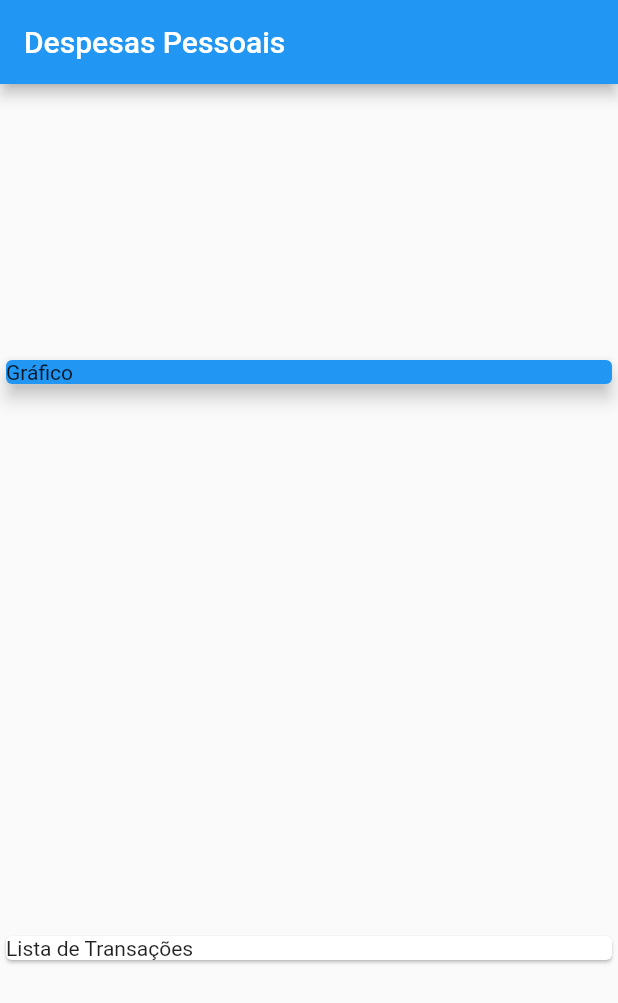
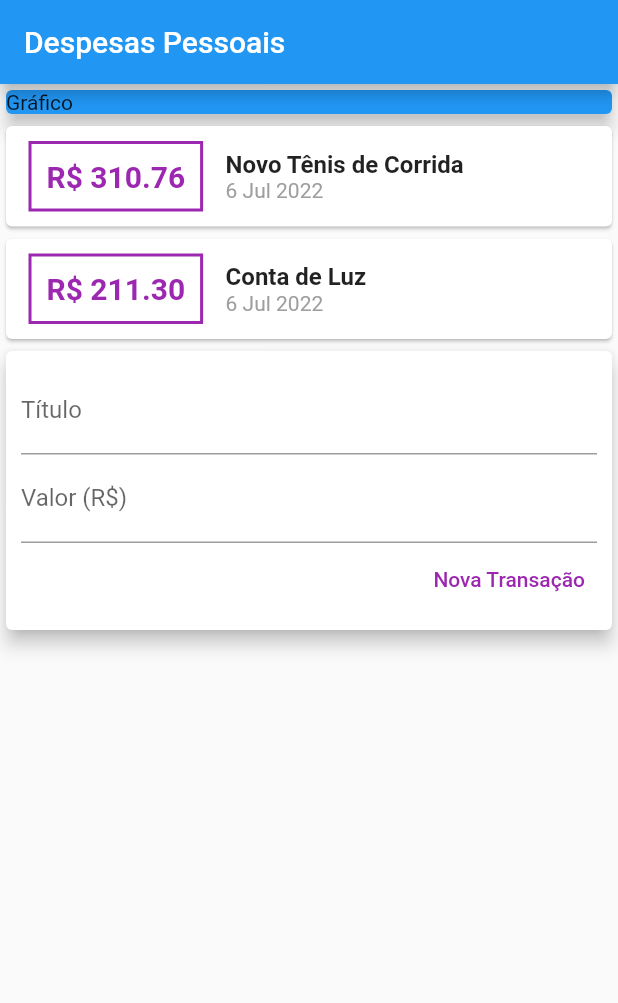
Before and after one commit to CodeAkio/expenses_flutter, a Flutter app: the screen it shows after launch, on a phone screen of 412 x 824 dp. Shown: the top 1003 px of the screen. Run offline on Flutter 3.47's test engine with Material 2 defaults, Android fonts, the phone set to English and light mode, and no system bars.

Commit message:
Add transaction user component

```diff
--- /dev/null
+++ b/lib/components/transaction_form.dart
@@ -0,0 +1,49 @@
+import 'package:flutter/material.dart';
+
+class TransactionForm extends StatelessWidget {
+  final titleController = TextEditingController();
+  final valueController = TextEditingController();
+
+  final void Function(String, double) onSubmit;
+
+  TransactionForm({Key? key, required this.onSubmit}) : super(key: key);
+
+  @override
+  Widget build(BuildContext context) {
+    return Card(
+      elevation: 5,
+      child: Padding(
+        padding: EdgeInsets.all(10),
+        child: Column(
+          children: [
+            TextField(
+              controller: titleController,
+              decoration: InputDecoration(labelText: 'Título'),
+            ),
+            TextField(
+              controller: valueController,
+              decoration: InputDecoration(labelText: 'Valor (R\$)'),
+            ),
+            Row(
+              mainAxisAlignment: MainAxisAlignment.end,
+              children: [
+                TextButton(
+                  style: TextButton.styleFrom(
+                    primary: Colors.purple,
+                  ),
+                  onPressed: () {
+                    final title = titleController.text;
+                    final value = double.tryParse(valueController.text) ?? 0.0;
+
+                    onSubmit(title, value);
+                  },
+                  child: Text('Nova Transação'),
+                ),
+              ],
+            )
+          ],
+        ),
+      ),
+    );
+  }
+}
--- /dev/null
+++ b/lib/components/transaction_list.dart
@@ -0,0 +1,50 @@
+import 'package:flutter/material.dart';
+import 'package:intl/intl.dart';
+import 'package:expenses_flutter/models/transaction.dart';
+
+class TransactionList extends StatelessWidget {
+  final List<Transaction> transactions;
+
+  const TransactionList({Key? key, required this.transactions})
+      : super(key: key);
+
+  @override
+  Widget build(BuildContext context) {
+    return Column(
+      children: transactions.map((tr) {
+        return Card(
+          child: Row(
+            children: [
+              Container(
+                margin: EdgeInsets.symmetric(horizontal: 15, vertical: 10),
+                decoration: BoxDecoration(
+                    border: Border.all(color: Colors.purple, width: 2)),
+                padding: EdgeInsets.all(10),
+                child: Text(
+                  'R\$ ${tr.value.toStringAsFixed(2)}',
+                  style: TextStyle(
+                      fontWeight: FontWeight.bold,
+                      fontSize: 20,
+                      color: Colors.purple),
+                ),
+              ),
+              Column(
+                crossAxisAlignment: CrossAxisAlignment.start,
+                children: [
+                  Text(
+                    tr.title,
+                    style: TextStyle(fontSize: 16, fontWeight: FontWeight.bold),
+                  ),
+                  Text(
+                    DateFormat('d MMM y').format(tr.date),
+                    style: TextStyle(color: Colors.grey),
+                  ),
+                ],
+              )
+            ],
+          ),
+        );
+      }).toList(),
+    );
+  }
+}
--- /dev/null
+++ b/lib/components/transaction_user.dart
@@ -0,0 +1,52 @@
+import 'dart:math';
+import 'package:flutter/material.dart';
+
+import 'package:expenses_flutter/components/transaction_form.dart';
+import 'package:expenses_flutter/components/transaction_list.dart';
+import 'package:expenses_flutter/models/transaction.dart';
+
+class TransactionUser extends StatefulWidget {
+  TransactionUser({Key? key}) : super(key: key);
+
+  @override
+  State<TransactionUser> createState() => _TransactionUserState();
+}
+
+class _TransactionUserState extends State<TransactionUser> {
+  final _transactions = [
+    Transaction(
+      id: 't1',
+      title: 'Novo Tênis de Corrida',
+      value: 310.76,
+      date: DateTime.now(),
+    ),
+    Transaction(
+      id: 't2',
+      title: 'Conta de Luz',
+      value: 211.30,
+      date: DateTime.now(),
+    ),
+  ];
+
+  @override
+  Widget build(BuildContext context) {
+    return Column(
+      children: [
+        TransactionList(transactions: _transactions),
+        TransactionForm(onSubmit: _addTransaction),
+      ],
+    );
+  }
+
+  _addTransaction(String title, double value) {
+    final newTransaction = Transaction(
+        id: Random().nextDouble().toString(),
+        title: title,
+        value: value,
+        date: DateTime.now());
+
+    setState(() {
+      _transactions.add(newTransaction);
+    });
+  }
+}
--- a/lib/main.dart
+++ b/lib/main.dart
@@ -1,5 +1,5 @@
-import 'package:expenses_flutter/models/transaction.dart';
 import 'package:flutter/material.dart';
+import 'package:expenses_flutter/components/transaction_user.dart';
 
 void main() => runApp(ExpensesApp());
 
@@ -15,21 +15,6 @@ class ExpensesApp extends StatelessWidget {
 }
 
 class MyHomePage extends StatelessWidget {
-  final _transactions = [
-    Transaction(
-      id: 't1',
-      title: 'Novo Tênis de Corrida',
-      value: 310.76,
-      date: DateTime.now(),
-    ),
-    Transaction(
-      id: 't2',
-      title: 'Conta de Luz',
-      value: 211.30,
-      date: DateTime.now(),
-    ),
-  ];
-
   MyHomePage({Key? key}) : super(key: key);
 
   @override
@@ -39,7 +24,6 @@ class MyHomePage extends StatelessWidget {
         title: const Text('Despesas Pessoais'),
       ),
       body: Column(
-        mainAxisAlignment: MainAxisAlignment.spaceAround,
         crossAxisAlignment: CrossAxisAlignment.stretch,
         children: [
           Container(
@@ -50,9 +34,7 @@ class MyHomePage extends StatelessWidget {
               elevation: 5,
             ),
           ),
-          Card(
-            child: const Text('Lista de Transações'),
-          ),
+          TransactionUser(),
         ],
       ),
     );
--- a/pubspec.yaml
+++ b/pubspec.yaml
@@ -34,6 +34,7 @@ dependencies:
   # The following adds the Cupertino Icons font to your application.
   # Use with the CupertinoIcons class for iOS style icons.
   cupertino_icons: ^1.0.2
+  intl: ^0.17.0
 
 dev_dependencies:
   flutter_test:
```
Also changed, not shown: pubspec.lock.
